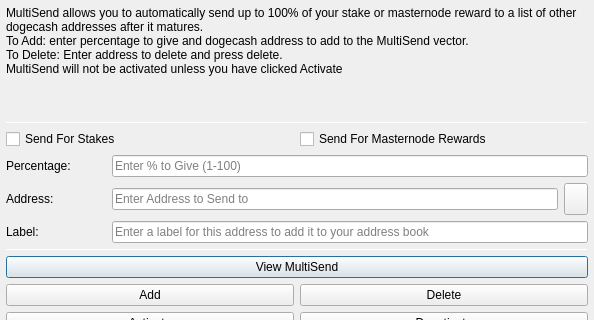
Qt form src/qt/forms/multisenddialog.ui (dogecash/dogecash-old) before a commit; both pictures show x 0 to 594 and y 0 to 320 of the 594 by 526 pixel window.
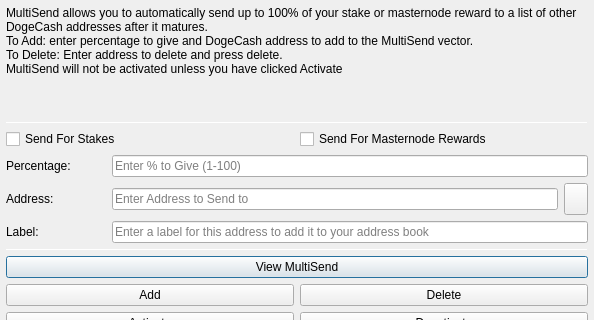
The same form after that commit. Icons and pictures are not drawn.

What changed in the file:
```diff
--- a/src/qt/forms/multisenddialog.ui
+++ b/src/qt/forms/multisenddialog.ui
@@ -37,8 +37,8 @@
         <number>1</number>
        </property>
        <property name="text">
-        <string>MultiSend allows you to automatically send up to 100% of your stake or masternode reward to a list of other dogecash addresses after it matures.
-To Add: enter percentage to give and dogecash address to add to the MultiSend vector.
+        <string>MultiSend allows you to automatically send up to 100% of your stake or masternode reward to a list of other DogeCash addresses after it matures.
+To Add: enter percentage to give and DogeCash address to add to the MultiSend vector.
 To Delete: Enter address to delete and press delete.
 MultiSend will not be activated unless you have clicked Activate</string>
        </property>
```
